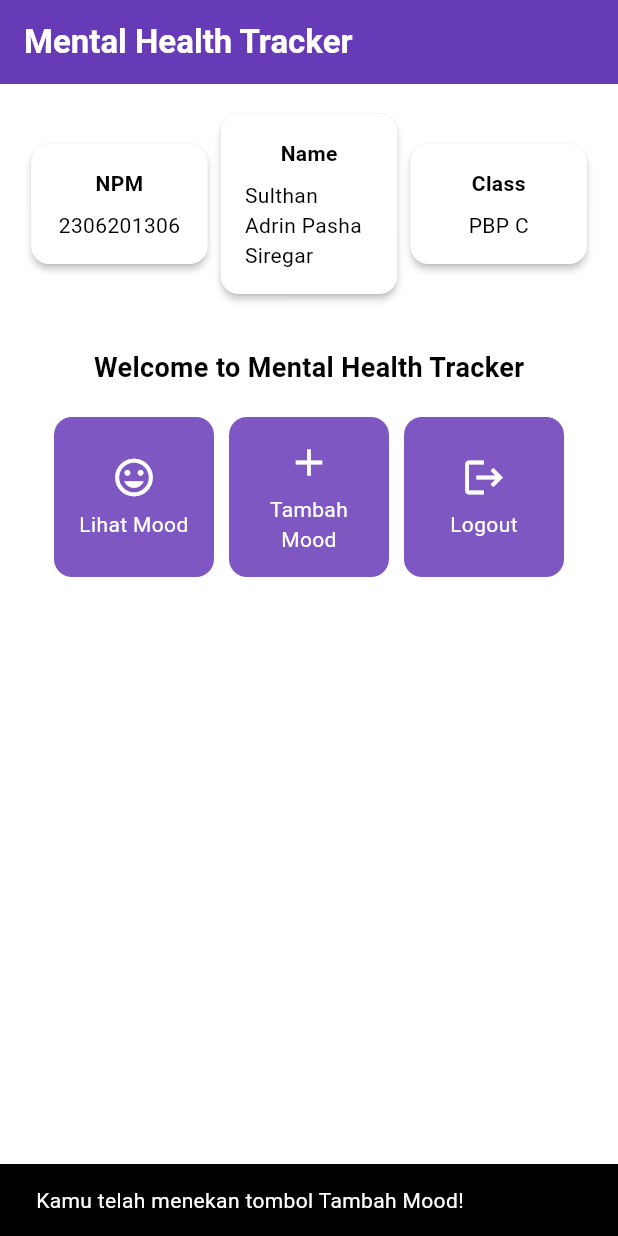
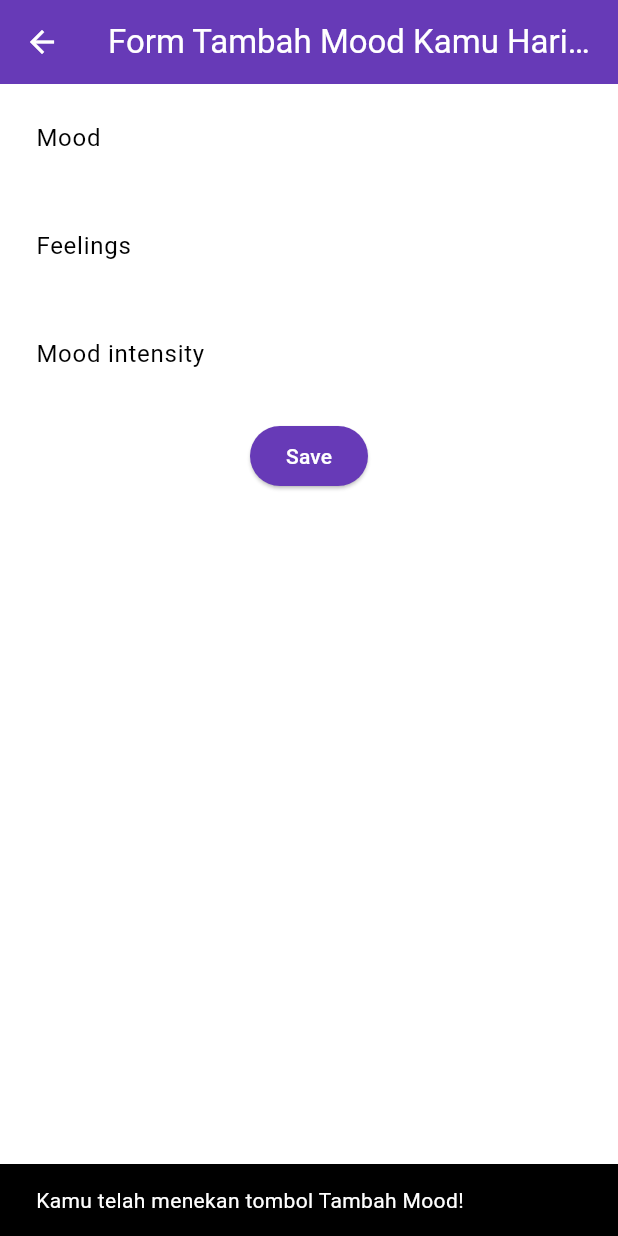
Before and after one commit to sulthanadrin/mental-health-tracker-mobile, a Flutter app: the screen it shows after launch, after a tap on "Tambah Mood", on a phone screen of 412 x 824 dp. Run offline on Flutter 3.47's test engine with Material 3 defaults, Android fonts, the phone set to English and light mode, and no system bars.

Commit message:
menyelesaikan tutorial 7

```diff
--- a/lib/main.dart
+++ b/lib/main.dart
@@ -1,5 +1,6 @@
 import 'package:flutter/material.dart';
-import 'package:mental_health_tracker/menu.dart';
+import 'package:mental_health_tracker/screens/menu.dart';
+
 
 void main() {
   runApp(const MyApp());
--- a/lib/menu.dart
+++ b/lib/screens/menu.dart
@@ -1,4 +1,9 @@
 import 'package:flutter/material.dart';
+import 'package:mental_health_tracker/screens/moodentry_form.dart';
+// Impor drawer widget
+import 'package:mental_health_tracker/widgets/left_drawer.dart';
+import 'package:mental_health_tracker/widgets/mood_card.dart';
+
 
 class MyHomePage extends StatelessWidget {
 
@@ -29,7 +34,10 @@ Widget build(BuildContext context) {
       ),
       // Warna latar belakang AppBar diambil dari skema warna tema aplikasi.
       backgroundColor: Theme.of(context).colorScheme.primary,
+      // Mengganti warna icon drawer menjadi putih
+      iconTheme: const IconThemeData(color: Colors.white),
     ),
+    drawer: const LeftDrawer(),
     // Body halaman dengan padding di sekelilingnya.
     body: Padding(
       padding: const EdgeInsets.all(16.0),
@@ -126,64 +134,3 @@ class InfoCard extends StatelessWidget {
     );
   }
 }
-
-class ItemHomepage {
-  final String name;
-  final IconData icon;
-
-  ItemHomepage(this.name, this.icon);
-}
-
-class ItemCard extends StatelessWidget {
-  // Menampilkan kartu dengan ikon dan nama.
-
-  final ItemHomepage item;
-
-  const ItemCard(this.item, {super.key});
-
-  @override
-  Widget build(BuildContext context) {
-    return Material(
-      // Menentukan warna latar belakang dari tema aplikasi.
-      color: Theme.of(context).colorScheme.secondary,
-      // Membuat sudut kartu melengkung.
-      borderRadius: BorderRadius.circular(12),
-
-      child: InkWell(
-        // Aksi ketika kartu ditekan.
-        onTap: () {
-          // Menampilkan pesan SnackBar saat kartu ditekan.
-          ScaffoldMessenger.of(context)
-            ..hideCurrentSnackBar()
-            ..showSnackBar(
-                SnackBar(content: Text("Kamu telah menekan tombol ${item.name}!"))
-            );
-        },
-        // Container untuk menyimpan Icon dan Text
-        child: Container(
-          padding: const EdgeInsets.all(8),
-          child: Center(
-            child: Column(
-              // Menyusun ikon dan teks di tengah kartu.
-              mainAxisAlignment: MainAxisAlignment.center,
-              children: [
-                Icon(
-                  item.icon,
-                  color: Colors.white,
-                  size: 30.0,
-                ),
-                const Padding(padding: EdgeInsets.all(3)),
-                Text(
-                  item.name,
-                  textAlign: TextAlign.center,
-                  style: const TextStyle(color: Colors.white),
-                ),
-              ],
-            ),
-          ),
-        ),
-      ),
-    );
-  }
-
-}
--- /dev/null
+++ b/lib/screens/moodentry_form.dart
@@ -0,0 +1,160 @@
+import 'package:flutter/material.dart';
+// TODO: Impor drawer yang sudah dibuat sebelumnya
+
+class MoodEntryFormPage extends StatefulWidget {
+  const MoodEntryFormPage({super.key});
+
+  @override
+  State<MoodEntryFormPage> createState() => _MoodEntryFormPageState();
+}
+
+class _MoodEntryFormPageState extends State<MoodEntryFormPage> {
+
+  final _formKey = GlobalKey<FormState>();
+  String _mood = "";
+	String _feelings = "";
+	int _moodIntensity = 0;
+
+  @override
+  Widget build(BuildContext context) {
+    return Scaffold(
+  appBar: AppBar(
+    title: const Center(
+      child: Text(
+        'Form Tambah Mood Kamu Hari ini',
+      ),
+    ),
+    backgroundColor: Theme.of(context).colorScheme.primary,
+    foregroundColor: Colors.white,
+  ),
+  // TODO: Tambahkan drawer yang sudah dibuat di sini
+  body: Form(
+    key: _formKey,
+    child: SingleChildScrollView(
+      child: Column(
+        crossAxisAlignment: CrossAxisAlignment.start,
+  children: [
+    Padding(
+      padding: const EdgeInsets.all(8.0),
+      child: TextFormField(
+        decoration: InputDecoration(
+          hintText: "Mood",
+          labelText: "Mood",
+          border: OutlineInputBorder(
+            borderRadius: BorderRadius.circular(5.0),
+          ),
+        ),
+        onChanged: (String? value) {
+          setState(() {
+            _mood = value!;
+          });
+        },
+        validator: (String? value) {
+          if (value == null || value.isEmpty) {
+            return "Mood tidak boleh kosong!";
+          }
+          return null;
+        },
+      ),
+    ),
+    Padding(
+  padding: const EdgeInsets.all(8.0),
+  child: TextFormField(
+    decoration: InputDecoration(
+      hintText: "Feelings",
+      labelText: "Feelings",
+      border: OutlineInputBorder(
+        borderRadius: BorderRadius.circular(5.0),
+      ),
+    ),
+    onChanged: (String? value) {
+      setState(() {
+        _feelings = value!;
+      });
+    },
+    validator: (String? value) {
+      if (value == null || value.isEmpty) {
+        return "Feelings tidak boleh kosong!";
+      }
+      return null;
+    },
+  ),
+),
+Padding(
+  padding: const EdgeInsets.all(8.0),
+  child: TextFormField(
+    decoration: InputDecoration(
+      hintText: "Mood intensity",
+      labelText: "Mood intensity",
+      border: OutlineInputBorder(
+        borderRadius: BorderRadius.circular(5.0),
+      ),
+    ),
+    onChanged: (String? value) {
+      setState(() {
+        _moodIntensity = int.tryParse(value!) ?? 0;
+      });
+    },
+    validator: (String? value) {
+      if (value == null || value.isEmpty) {
+        return "Mood intensity tidak boleh kosong!";
+      }
+      if (int.tryParse(value) == null) {
+        return "Mood intensity harus berupa angka!";
+      }
+      return null;
+    },
+  ),
+),
+Align(
+  alignment: Alignment.bottomCenter,
+  child: Padding(
+    padding: const EdgeInsets.all(8.0),
+    child: ElevatedButton(
+      style: ButtonStyle(
+        backgroundColor: WidgetStateProperty.all(
+            Theme.of(context).colorScheme.primary),
+      ),
+      onPressed: () {
+        if (_formKey.currentState!.validate()) {
+           showDialog(
+        context: context,
+        builder: (context) {
+          return AlertDialog(
+            title: const Text('Mood berhasil tersimpan'),
+            content: SingleChildScrollView(
+              child: Column(
+                crossAxisAlignment: CrossAxisAlignment.start,
+                children: [
+                  Text('Mood: $_mood'),
+                  // TODO: Munculkan value-value lainnya
+                ],
+              ),
+            ),
+            actions: [
+              TextButton(
+                child: const Text('OK'),
+                onPressed: () {
+                  Navigator.pop(context);
+                  _formKey.currentState!.reset();
+                },
+              ),
+            ],
+          );
+        },
+      );
+        }
+      },
+      child: const Text(
+        "Save",
+        style: TextStyle(color: Colors.white),
+      ),
+    ),
+  ),
+),
+  ],)
+      ),
+  ),
+);
+  }
+}
--- /dev/null
+++ b/lib/widgets/left_drawer.dart
@@ -0,0 +1,65 @@
+import 'package:flutter/material.dart';
+import 'package:mental_health_tracker/screens/menu.dart';
+import 'package:mental_health_tracker/screens/moodentry_form.dart';
+
+// TODO: Impor halaman MoodEntryFormPage jika sudah dibuat
+class LeftDrawer extends StatelessWidget {
+  const LeftDrawer({super.key});
+
+  @override
+  Widget build(BuildContext context) {
+    return Drawer(
+      child: ListView(
+        children: [
+          DrawerHeader(
+            decoration: BoxDecoration(
+      color: Theme.of(context).colorScheme.primary,
+    ),
+    child: const Column(
+      children: [
+        Text(
+          'Mental Health Tracker',
+          textAlign: TextAlign.center,
+          style: TextStyle(
+            fontSize: 24,
+            fontWeight: FontWeight.bold,
+            color: Colors.white,
+          ),
+        ),
+        Padding(padding: EdgeInsets.all(8)),
+        Text(
+          "Ayo jaga kesehatan mentalmu setiap hari disini!",
+          // TODO: Tambahkan gaya teks dengan center alignment, font ukuran 15, warna putih, dan weight biasa
+        ),
+      ],
+    ),
+          ),
+            ListTile(
+    leading: const Icon(Icons.home_outlined),
+    title: const Text('Halaman Utama'),
+    // Bagian redirection ke MyHomePage
+    onTap: () {
+      Navigator.pushReplacement(
+          context,
+          MaterialPageRoute(
+            builder: (context) => MyHomePage(),
+          ));
+    },
+  ),
+  ListTile(
+    leading: const Icon(Icons.mood),
+    title: const Text('Tambah Mood'),
+    // Bagian redirection ke MoodEntryFormPage
+    onTap: () {
+      /*
+      TODO: Buatlah routing ke MoodEntryFormPage di sini,
+      setelah halaman MoodEntryFormPage sudah dibuat.
+      */
+      Navigator.push(context, MaterialPageRoute(builder: (context) => const MoodEntryFormPage()));
+    },
+  ),
+        ],
+      ),
+    );
+  }
+}
--- /dev/null
+++ b/lib/widgets/mood_card.dart
@@ -0,0 +1,69 @@
+import 'package:flutter/material.dart';
+import 'package:mental_health_tracker/screens/moodentry_form.dart';
+import 'package:mental_health_tracker/screens/menu.dart';
+
+class ItemHomepage {
+  final String name;
+  final IconData icon;
+
+  ItemHomepage(this.name, this.icon);
+}
+
+class ItemCard extends StatelessWidget {
+  // Menampilkan kartu dengan ikon dan nama.
+
+  final ItemHomepage item;
+
+  const ItemCard(this.item, {super.key});
+
+  @override
+  Widget build(BuildContext context) {
+    return Material(
+      // Menentukan warna latar belakang dari tema aplikasi.
+      color: Theme.of(context).colorScheme.secondary,
+      // Membuat sudut kartu melengkung.
+      borderRadius: BorderRadius.circular(12),
+
+      child: InkWell(
+        // Aksi ketika kartu ditekan.
+        onTap: () {
+          // Menampilkan pesan SnackBar saat kartu ditekan.
+          ScaffoldMessenger.of(context)
+            ..hideCurrentSnackBar()
+            ..showSnackBar(
+                SnackBar(content: Text("Kamu telah menekan tombol ${item.name}!"))
+            );
+            // Navigate ke route yang sesuai (tergantung jenis tombol)
+          if (item.name == "Tambah Mood") {
+            // TODO: Gunakan Navigator.push untuk melakukan navigasi ke MaterialPageRoute yang mencakup TrackerFormPage.
+            Navigator.push(context, MaterialPageRoute(builder: (context) => const MoodEntryFormPage()));
+          }
+        },
+        // Container untuk menyimpan Icon dan Text
+        child: Container(
+          padding: const EdgeInsets.all(8),
+          child: Center(
+            child: Column(
+              // Menyusun ikon dan teks di tengah kartu.
+              mainAxisAlignment: MainAxisAlignment.center,
+              children: [
+                Icon(
+                  item.icon,
+                  color: Colors.white,
+                  size: 30.0,
+                ),
+                const Padding(padding: EdgeInsets.all(3)),
+                Text(
+                  item.name,
+                  textAlign: TextAlign.center,
+                  style: const TextStyle(color: Colors.white),
+                ),
+              ],
+            ),
+          ),
+        ),
+      ),
+    );
+  }
+
+}
```
Also changed, not shown: form_sample/analysis_options.yaml (added, +28 -0 lines), form_sample/lib/main.dart (added, +66 -0 lines), form_sample/pubspec.yaml (added, +90 -0 lines), form_sample/pubspec.lock (added), 123 other files.
